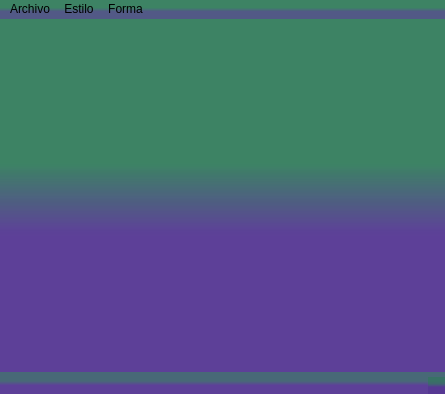
Above: principal.ui from Shadow81194/Paint before the change. Below: the same form after it.
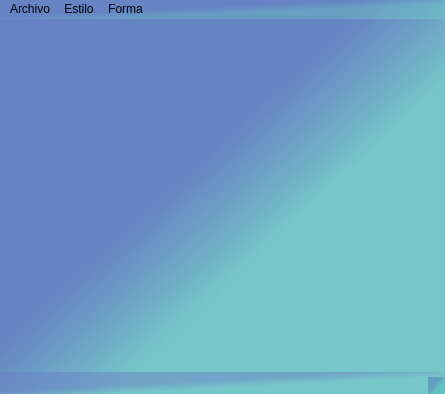
That is the form after the change. Icons and pictures are not drawn.

What changed in the file:
```diff
--- a/principal.ui
+++ b/principal.ui
@@ -10,6 +10,15 @@
     <height>394</height>
    </rect>
   </property>
+  <property name="font">
+   <font>
+    <family>Cooper Std Black</family>
+    <pointsize>10</pointsize>
+    <weight>75</weight>
+    <italic>true</italic>
+    <bold>true</bold>
+   </font>
+  </property>
   <property name="windowTitle">
    <string>Principal</string>
   </property>
@@ -18,7 +27,7 @@
     <normaloff>:/new/prefix1/imagen de tiendad/venta.png</normaloff>:/new/prefix1/imagen de tiendad/venta.png</iconset>
   </property>
   <property name="styleSheet">
-   <string notr="true">background-color: qlineargradient(spread:reflect, x1:1, y1:0.943, x2:1, y2:0.0683636, stop:0.393258 rgba(82, 52, 145, 153), stop:0.606742 rgba(45, 121, 88, 148));</string>
+   <string notr="true">background-color: qlineargradient(spread:reflect, x1:1, y1:0.943, x2:0.051, y2:0.0797272, stop:0.393258 rgba(62, 176, 179, 87), stop:0.606742 rgba(81, 114, 187, 127));</string>
   </property>
   <widget class="QWidget" name="centralwidget"/>
   <widget class="QMenuBar" name="menubar">
```
Left out of the diff: 15 changed lines with no effect on the pictures.
